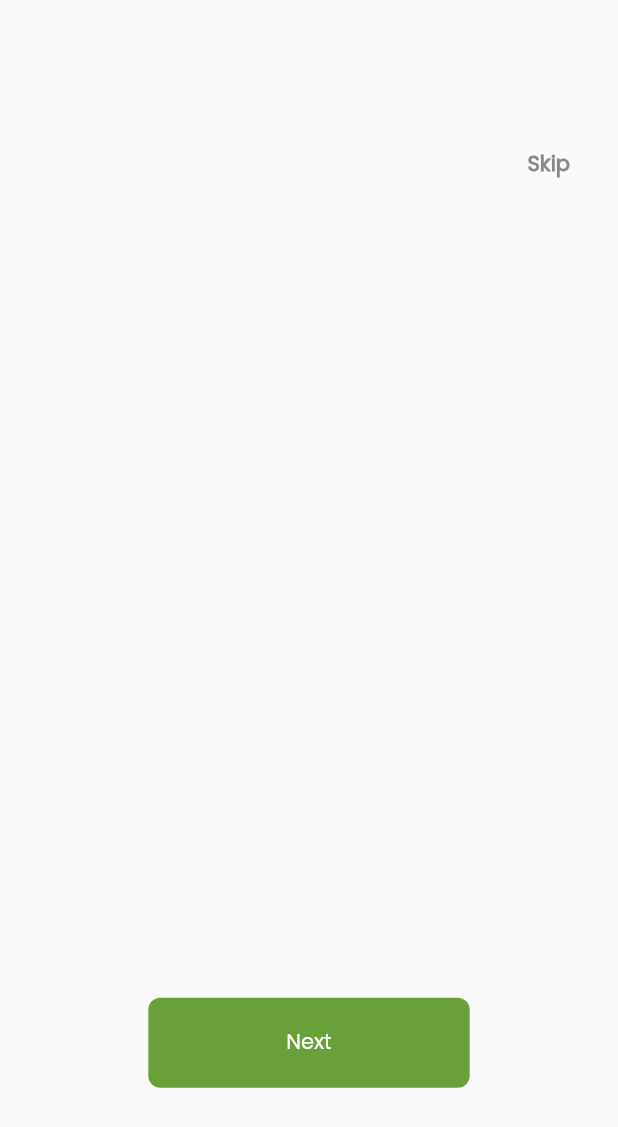
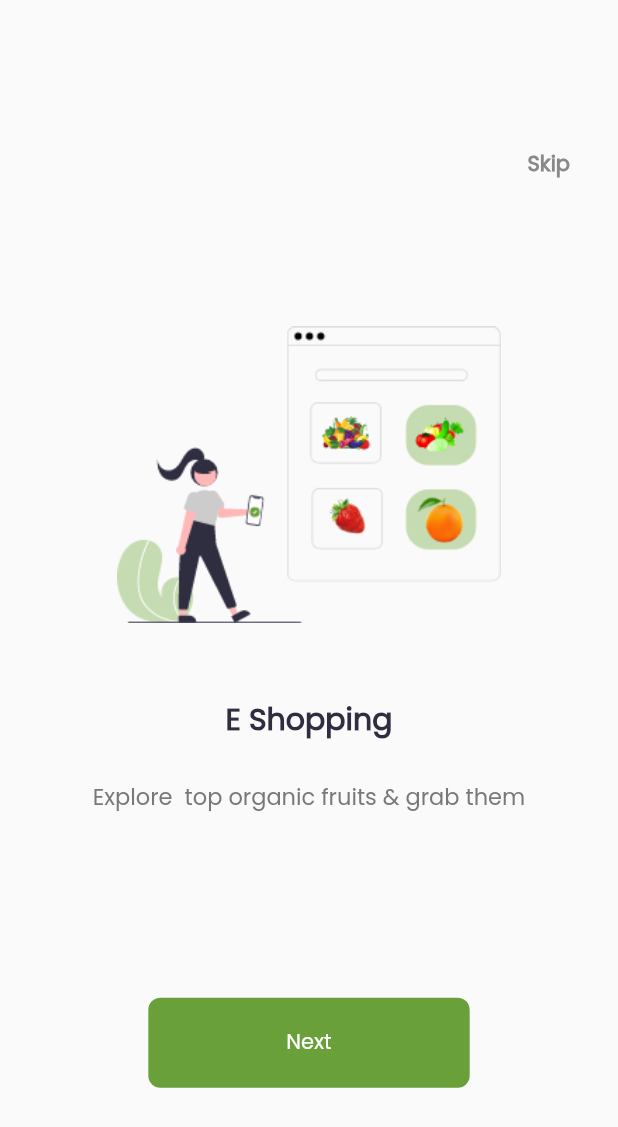
Before and after one commit to MohamedEssam9009/fruits_market, a Flutter app: the screen it shows after launch, on a phone screen of 412 x 824 dp. Shown: the top 1127 px of the screen. Run offline on Flutter 3.47's test engine with Material 3 defaults, Android fonts, the phone set to English and light mode, and no system bars; our stand-ins replace get.

Commit message:
added custom page view, added space widget

```diff
--- /dev/null
+++ b/lib/features/onboarding/presentation/widgets/custom_page_view.dart
@@ -0,0 +1,29 @@
+import 'package:flutter/material.dart';
+import 'package:fruits_market/features/onboarding/presentation/widgets/page_view_item.dart';
+
+class CustomPageView extends StatelessWidget {
+  const CustomPageView({super.key});
+
+  @override
+  Widget build(BuildContext context) {
+    return PageView(
+      children: const [
+         PageViewItem(
+          image: 'assets/images/onboarding1.png',
+          title: 'E Shopping',
+          subTitle: 'Explore  top organic fruits & grab them',
+        ),
+        PageViewItem(
+          image: 'assets/images/onboarding2.png',
+          title: 'Delivery on the way',
+          subTitle: 'Get your order by speed delivery',
+        ),
+        PageViewItem(
+          image: 'assets/images/onboarding3.png',
+          title: 'Delivery Arrived',
+          subTitle: 'Order is arrived at your Place',
+        ),
+      ],
+    );
+  }
+}
--- a/lib/features/onboarding/presentation/widgets/on_boarding_body.dart
+++ b/lib/features/onboarding/presentation/widgets/on_boarding_body.dart
@@ -1,8 +1,8 @@
-import 'package:flutter/cupertino.dart';
 import 'package:flutter/material.dart';
 import 'package:flutter/widgets.dart';
 import 'package:fruits_market/core/utils/size_config.dart';
 import 'package:fruits_market/core/widgets/custom_buttons.dart';
+import 'package:fruits_market/features/onboarding/presentation/widgets/custom_page_view.dart';
 
 class OnBoardingViewBody extends StatelessWidget {
   const OnBoardingViewBody({super.key});
@@ -11,6 +11,7 @@ class OnBoardingViewBody extends StatelessWidget {
   Widget build(BuildContext context) {
     return Stack(
       children: [
+        CustomPageView(),
         Positioned(
           top: SizeConfig.defaultSize! * 10,
           right: 32.0,
--- /dev/null
+++ b/lib/features/onboarding/presentation/widgets/page_view_item.dart
@@ -0,0 +1,48 @@
+import 'package:flutter/material.dart';
+import 'package:fruits_market/core/utils/size_config.dart';
+import 'package:fruits_market/features/onboarding/presentation/widgets/space_widget.dart';
+
+class PageViewItem extends StatelessWidget {
+  const PageViewItem({
+    super.key,
+    required this.title,
+    required this.subTitle,
+    required this.image,
+  });
+
+  final String title;
+  final String subTitle;
+  final String image;
+
+  @override
+  Widget build(BuildContext context) {
+    return Column(
+      children: [
+        const VerticalSpace(22.0),
+        SizedBox(
+          height: SizeConfig.defaultSize! * 20,
+          child: Image.asset(image),
+        ),
+        const VerticalSpace(5.0),
+        Text(
+          title,
+          style: const TextStyle(
+            fontSize: 20.0,
+            fontWeight: FontWeight.w600,
+            color: Color(0xff2f2e41),
+          ),
+          textAlign: TextAlign.left,
+        ),
+        const VerticalSpace(2.5),
+        Text(
+          subTitle,
+          style: const TextStyle(
+            fontSize: 15.0,
+            color: Color(0xFF78787C),
+          ),
+          textAlign: TextAlign.left,
+        ),
+      ],
+    );
+  }
+}
--- /dev/null
+++ b/lib/features/onboarding/presentation/widgets/space_widget.dart
@@ -0,0 +1,24 @@
+import 'package:flutter/material.dart';
+import 'package:fruits_market/core/utils/size_config.dart';
+
+class HorizontalSpace extends StatelessWidget {
+  const HorizontalSpace(this.value, {super.key});
+
+  final double? value;
+
+  @override
+  Widget build(BuildContext context) {
+    return SizedBox(width: SizeConfig.defaultSize! * value!);
+  }
+}
+
+class VerticalSpace extends StatelessWidget {
+  const VerticalSpace(this.value, {super.key});
+
+  final double? value;
+
+  @override
+  Widget build(BuildContext context) {
+    return SizedBox(height: SizeConfig.defaultSize! * value!);
+  }
+}
--- a/lib/features/splash/presentation/widgets/splash_view_body.dart
+++ b/lib/features/splash/presentation/widgets/splash_view_body.dart
@@ -44,7 +44,7 @@ class _SplashViewBodyState extends State<SplashViewBody>
     SizeConfig().init(context);
     return Column(
       children: [
-        const Spacer(flex: 2),
+        const Spacer(),
         FadeTransition(
           opacity: fadingAnimation!,
           child: const Text(
@@ -58,7 +58,6 @@ class _SplashViewBodyState extends State<SplashViewBody>
         ),
         const Spacer(),
         Image.asset('assets/images/splash_view_image.png'),
-        const Spacer(flex: 1),
       ],
     );
   }
```
Also changed, not shown: assets/images/splash_view_image.png.
